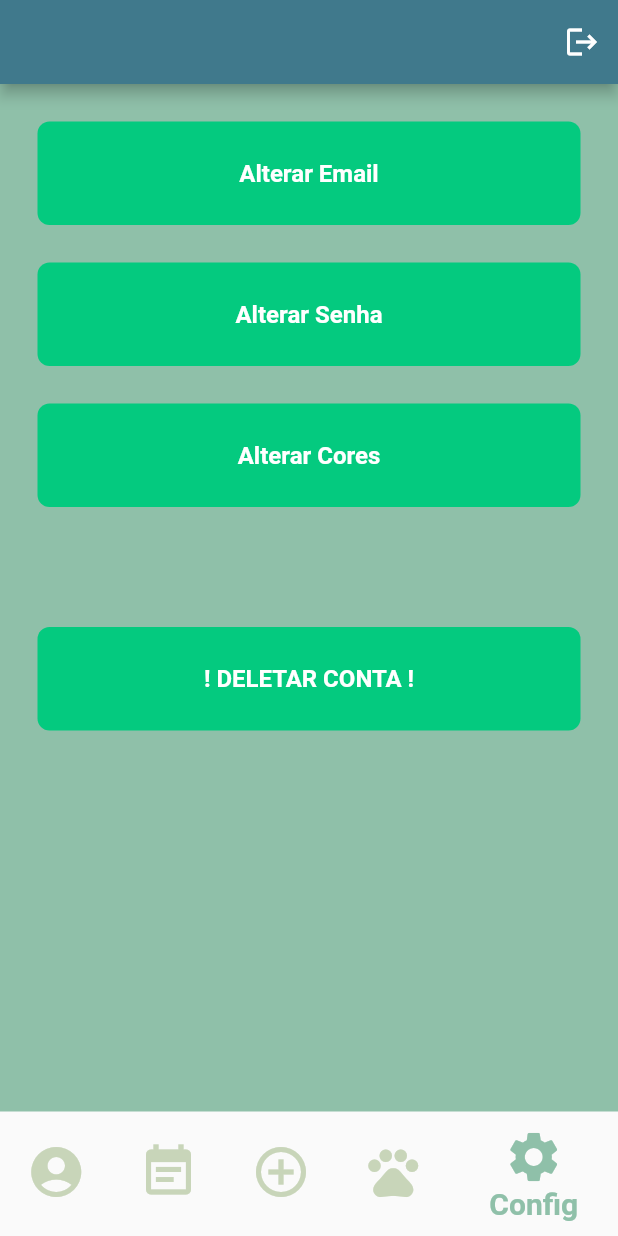
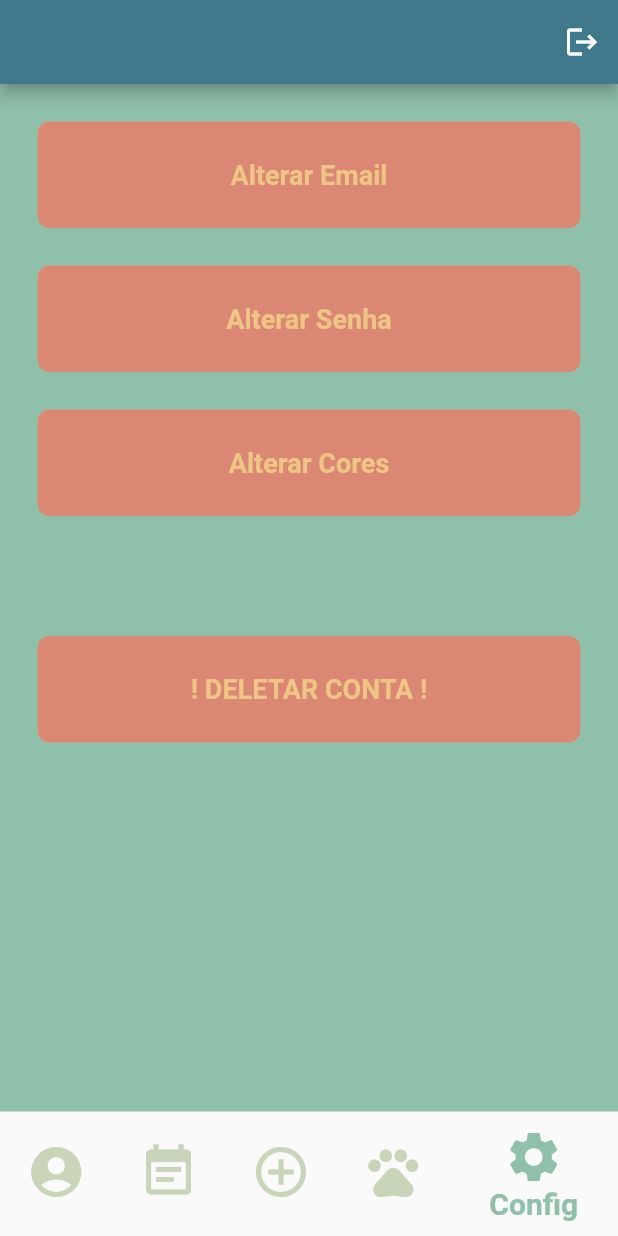
Before and after one commit to fabim1992/DinoDiary, a Flutter app: the screen it shows once a user with an empty profile is signed in, item 5 of the bottom bar chosen, on a phone screen of 412 x 824 dp. Run offline on Flutter 3.47's test engine with Material 2 defaults, Android fonts, the phone set to English and light mode, and no system bars; our stand-ins replace firebase_auth, firebase_core, google_sign_in; accounts and stored records are empty; network calls fail.

Commit message:
Update my_button.dart

```diff
--- a/lib/widgets/my_button.dart
+++ b/lib/widgets/my_button.dart
@@ -18,16 +18,16 @@ class MyButton extends StatelessWidget {
         padding: const EdgeInsets.all(25),
         margin: const EdgeInsets.symmetric(horizontal: 25),
         decoration: BoxDecoration(
-          color: Color(0xff04ca7f),
+          color: Color(0xFFda8873),
           borderRadius: BorderRadius.circular(8),
         ),
         child: Center(
           child: Text(
             text,
             style: const TextStyle(
-              color: Colors.white,
+              color: Color(0xFFEEC584),
               fontWeight: FontWeight.bold,
-              fontSize: 16,
+              fontSize: 18,
             ),
           ),
         ),
```
